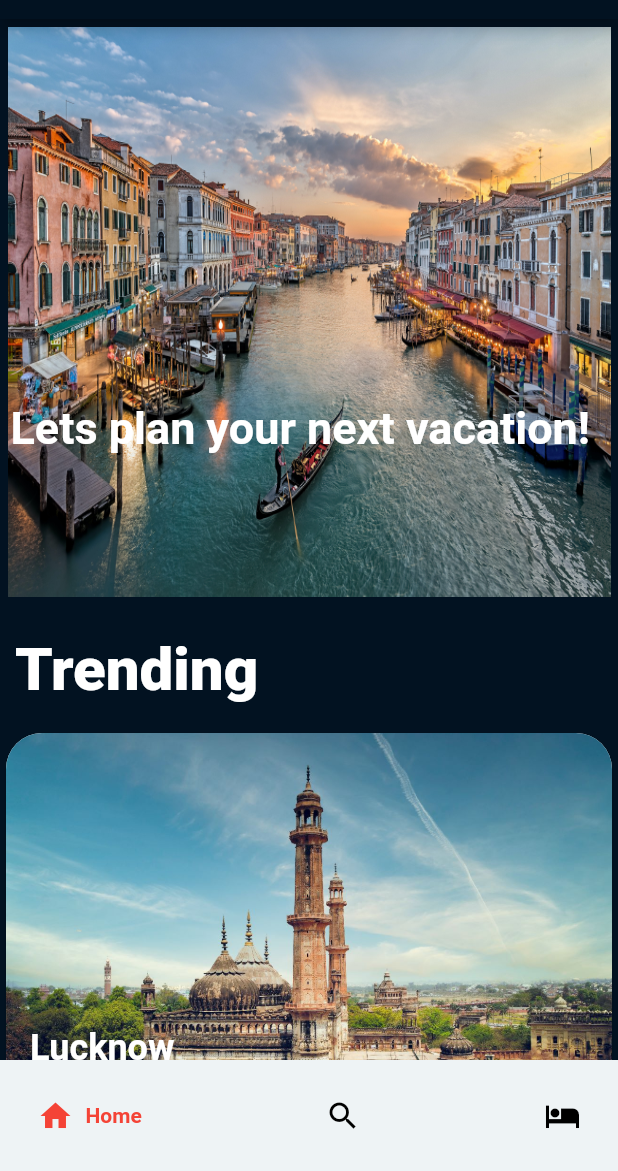
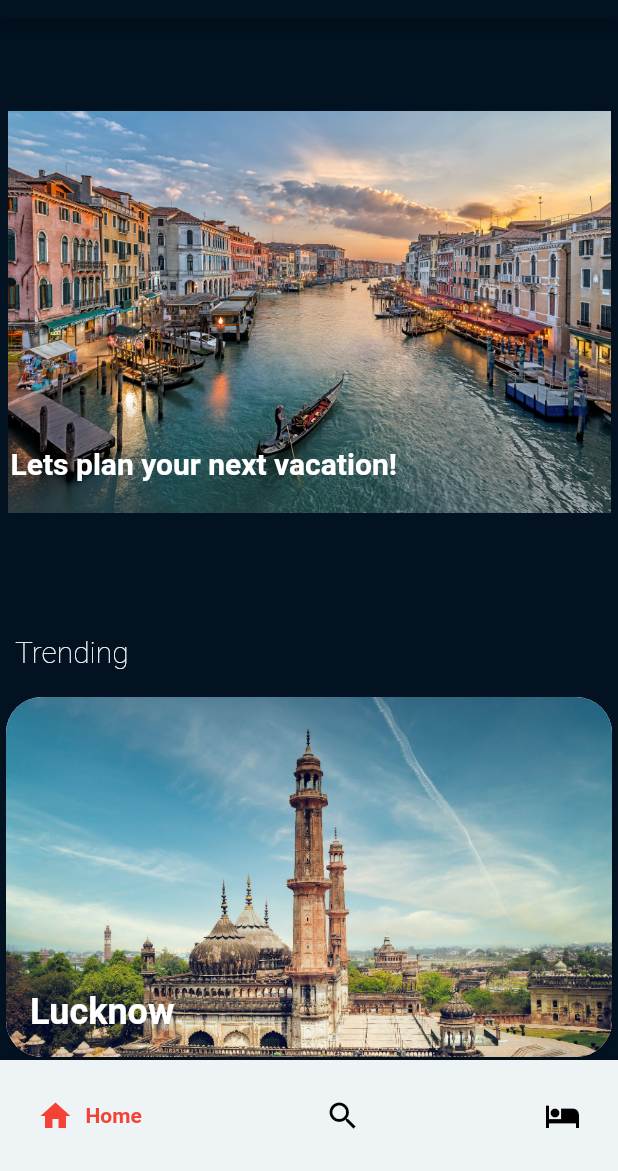
Before and after one commit to Pankaj1662005/Travel, a Flutter app: the startingpage screen opened by its route, on a phone screen of 412 x 824 dp, the part 65-1236 px from its top. Run offline on Flutter 3.47's test engine with Material 2 defaults, Android fonts, the phone set to English and light mode, and no system bars; drawn by our look-alikes of google_nav_bar; our stand-ins replace flutter_advanced_drawer, flutter_zoom_drawer, like_button.

Commit message:
version 4.0.0 by p

```diff
--- a/lib/screens/starting_page.dart
+++ b/lib/screens/starting_page.dart
@@ -42,7 +42,7 @@ class _startingpageState extends State<startingpage> {
                           decoration: BoxDecoration(
                             // shape: BoxShape.circle,
                             image: DecorationImage(
-                              fit: BoxFit.fill,
+                              fit: BoxFit.fitWidth,
                               image: AssetImage('images/wine.jpg'),
                             ),
                           ),
@@ -51,12 +51,12 @@ class _startingpageState extends State<startingpage> {
                             children: [
                               Padding(
                                 padding: const EdgeInsets.only(
-                                    left: 2.0, top: 250.0),
+                                    left: 2.0, top: 280.0),
                                 child: Text(
                                   'Lets plan your next vacation!',
                                   style: TextStyle(
                                     color: Colors.white,
-                                    fontSize: 30,
+                                    fontSize: 20,
                                     fontWeight: FontWeight.w600,
                                   ),
                                 ),
@@ -77,8 +77,8 @@ class _startingpageState extends State<startingpage> {
                     'Trending ',
                     style: TextStyle(
                       color: Colors.white,
-                      fontSize: 40,
-                      fontWeight: FontWeight.w900,
+                      fontSize: 20,
+                      fontWeight: FontWeight.w100,
                     ),
                   ),
                 ),
@@ -167,9 +167,7 @@ class _startingpageState extends State<startingpage> {
                   ],
                 ),
               ),
-              SizedBox(
-                height: 20,
-              ),
+
               Card(
                 clipBehavior: Clip.antiAlias,
                 shape: RoundedRectangleBorder(
```
